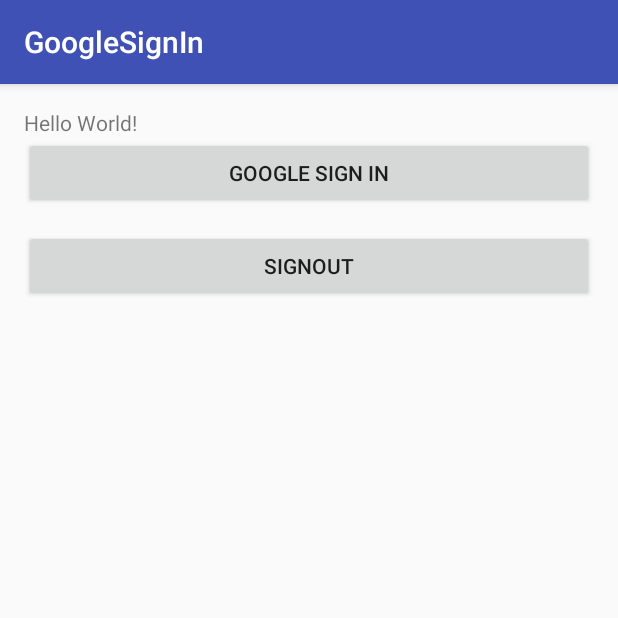
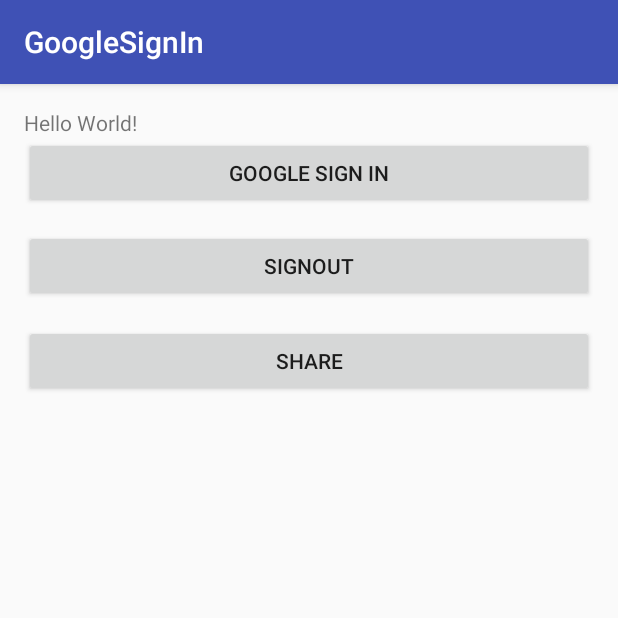
Before and after one commit to RajatSingh/GoogleSignin, an Android app: the screen it shows after launch (MainActivity), on a phone screen of 412 x 824 dp, the top half of it. Run offline under Robolectric (Android 15) with nearby library versions, the phone set to English and light mode, and no system bars; libraries missing offline, so code that uses them is left out: com.google.api.services.

Commit message:
Share on Google plus

```diff
--- a/app/src/main/res/layout/activity_main.xml
+++ b/app/src/main/res/layout/activity_main.xml
@@ -36,5 +36,15 @@
         android:id="@+id/button4"
         android:onClick="doLogout"/>
 
+    <Button
+        android:text="Share"
+        android:layout_width="match_parent"
+        android:layout_height="wrap_content"
+        android:layout_below="@+id/button4"
+        android:layout_centerHorizontal="true"
+        android:layout_marginTop="15dp"
+        android:id="@+id/button3"
+        android:onClick="shareOnGoogle"/>
+
 
 </RelativeLayout>
--- a/googlelibs/src/main/java/com/appinvent/googlelibs/GoogleSignInAI.java
+++ b/googlelibs/src/main/java/com/appinvent/googlelibs/GoogleSignInAI.java
@@ -162,7 +162,7 @@ public class GoogleSignInAI implements GoogleApiClient.OnConnectionFailedListene
     }
 
     private void getUserContactsList(GoogleSignInAccount googleSignInAccount) {
-        new GetAuthAccessTokenAsync(mActivity,mGoogleSignCallback).execute(googleSignInAccount.getServerAuthCode());
+        new GetAuthAccessTokenAsync(mActivity,mGoogleSignCallback,mWebclientId,mWebclientSceret).execute(googleSignInAccount.getServerAuthCode());
     }
 
     private void getProfileInfo(GoogleSignInAccount googleSignInAccount) {
--- a/googlelibs/src/main/java/com/appinvent/googlelibs/asynctasks/UserProfileAsync.java
+++ b/googlelibs/src/main/java/com/appinvent/googlelibs/asynctasks/UserProfileAsync.java
@@ -49,7 +49,7 @@ public class UserProfileAsync extends AsyncTask<String, Void, Person> {
     @Override
     protected void onPostExecute(Person person) {
         super.onPostExecute(person);
-        //mGoogleSignCallback.googleContactList(nameList);
+        mGoogleSignCallback.googleProfileInfo(person);
 
     }
 }
--- a/googlelibs/src/main/java/com/appinvent/googlelibs/interfaces/GoogleSignCallback.java
+++ b/googlelibs/src/main/java/com/appinvent/googlelibs/interfaces/GoogleSignCallback.java
@@ -3,6 +3,7 @@ package com.appinvent.googlelibs.interfaces;
 
 import com.appinvent.googlelibs.model.GmailContactBean;
 import com.google.android.gms.auth.api.signin.GoogleSignInAccount;
+import com.google.api.services.people.v1.model.Person;
 
 import java.util.List;
 
@@ -15,5 +16,6 @@ public interface GoogleSignCallback {
      void googleSignInFailureResult(String s);
      void googleSignOutSussessResult(String s);
      void googleSignOutFailureResult(String s);
+     void googleProfileInfo(Person person);
      void googleContactList(List<GmailContactBean> contactListResponse);
 }
```
Also changed, not shown: app/src/main/java/com/appinventiv/googlesignin/MainActivity.java (+12 -0 lines), googlelibs/src/main/java/com/appinvent/googlelibs/GoogleShareUtils.java (added, +33 -0 lines), googlelibs/src/main/java/com/appinvent/googlelibs/asynctasks/GetAuthAccessTokenAsync.java (+6 -6 lines).
